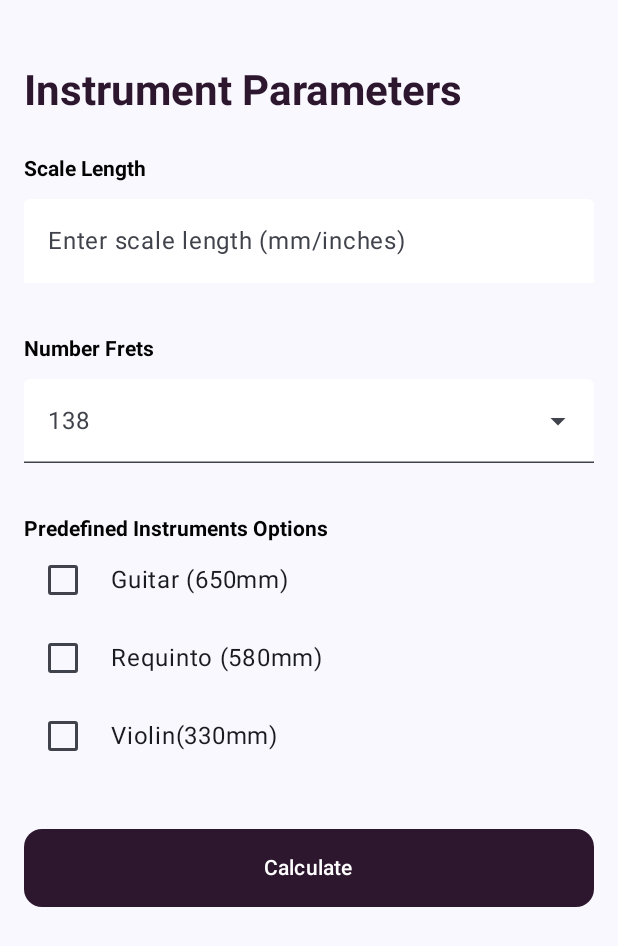
After one commit to MAHEDO/StringCraft, an Android app built with Jetpack Compose: the composable CalculateScreen shown on its own in the app's theme, on a phone screen of 412 x 824 dp. The commit adds this screen. Shown: the top 946 px of the screen. Run offline under Robolectric (Android 15) with nearby library versions, the phone set to English and light mode, and no system bars; 1 statement that could not run was skipped.

Commit message:
Se crea pantalla parametros del instrumento y su componentes y se agrega navegacion.

```diff
--- /dev/null
+++ b/app/src/main/java/com/example/stringcraft/modulos/Calculate/CalculateScreen.kt
@@ -0,0 +1,247 @@
+package com.example.stringcraft.modulos.Calculate
+
+import androidx.compose.foundation.background
+import androidx.compose.foundation.layout.Arrangement
+import androidx.compose.foundation.layout.Box
+import androidx.compose.foundation.layout.Column
+import androidx.compose.foundation.layout.PaddingValues
+import androidx.compose.foundation.layout.Row
+import androidx.compose.foundation.layout.Spacer
+import androidx.compose.foundation.layout.fillMaxSize
+import androidx.compose.foundation.layout.fillMaxWidth
+import androidx.compose.foundation.layout.padding
+import androidx.compose.foundation.layout.width
+import androidx.compose.foundation.shape.RoundedCornerShape
+import androidx.compose.foundation.text.KeyboardOptions
+import androidx.compose.material3.Button
+import androidx.compose.material3.ButtonDefaults
+import androidx.compose.material3.Checkbox
+import androidx.compose.material3.DropdownMenu
+import androidx.compose.material3.DropdownMenuItem
+import androidx.compose.material3.ExperimentalMaterial3Api
+import androidx.compose.material3.ExposedDropdownMenuBox
+import androidx.compose.material3.ExposedDropdownMenuDefaults
+import androidx.compose.material3.Text
+import androidx.compose.material3.TextField
+import androidx.compose.material3.TextFieldColors
+import androidx.compose.material3.TextFieldDefaults
+import androidx.compose.runtime.Composable
+import androidx.compose.runtime.getValue
+import androidx.compose.runtime.mutableStateListOf
+import androidx.compose.runtime.mutableStateOf
+import androidx.compose.runtime.remember
+import androidx.compose.runtime.saveable.rememberSaveable
+import androidx.compose.runtime.setValue
+import androidx.compose.ui.Alignment
+import androidx.compose.ui.Modifier
+import androidx.compose.ui.graphics.Color
+import androidx.compose.ui.modifier.modifierLocalMapOf
+import androidx.compose.ui.text.TextStyle
+import androidx.compose.ui.text.font.FontStyle
+import androidx.compose.ui.text.font.FontWeight
+import androidx.compose.ui.text.input.KeyboardType
+import androidx.compose.ui.text.style.TextAlign
+import androidx.compose.ui.tooling.preview.Preview
+import androidx.compose.ui.unit.dp
+import androidx.compose.ui.unit.sp
+import androidx.compose.ui.window.PopupProperties
+import java.lang.Character.isDigit
+
+@Composable
+fun CalculateScreen() {
+    Box(
+        Modifier
+            .fillMaxSize()
+            .padding(16.dp)
+    ) {
+        Body(Modifier.align(Alignment.Center))
+    }
+}
+
+@Composable
+fun Body(modifier: Modifier) {
+    var scale by remember { mutableStateOf("") }
+
+    Column(
+        modifier = modifier.fillMaxSize(),
+        verticalArrangement = Arrangement.Top
+    ) {
+        Spacer(modifier = Modifier.padding(14.dp))
+        Text(
+            text = "Instrument Parameters",
+            fontWeight = FontWeight.Bold,
+            style = TextStyle(fontSize = 28.sp),
+            color = Color(0XFF2D172F)
+        )
+        Spacer(modifier = Modifier.padding(14.dp))
+        Text(
+            text = "Scale Length",
+            fontWeight = FontWeight.Bold,
+            style = TextStyle(fontSize = 14.sp),
+            color = Color(0xFF030303)
+        )
+        Spacer(modifier = Modifier.padding(6.dp))
+        ScaleText(scale) { scale = it }
+        Spacer(modifier = Modifier.padding(18.dp))
+        Text(
+            text = "Number Frets",
+            fontWeight = FontWeight.Bold,
+            style = TextStyle(fontSize = 14.sp),
+            color = Color(0XFF030303)
+        )
+        Spacer(modifier = Modifier.padding(6.dp))
+        NumberFretsMenu()
+        Spacer(modifier = Modifier.padding(18.dp))
+        Text(
+            text = "Predefined Instruments Options",
+            fontWeight = FontWeight.Bold,
+            style = TextStyle(fontSize = 14.sp),
+            color = Color(0XFF030303)
+        )
+        ExclusiveCheckboxList()
+        Spacer(modifier = Modifier.padding(18.dp))
+        BtnCalculate()
+    }
+}
+
+@Composable
+fun ScaleText(scale: String, onTextChanged: (String) -> Unit) {
+    TextField(
+        value = scale,
+        onValueChange = { onTextChanged(it) },
+        modifier = Modifier.fillMaxWidth(),
+        placeholder = { Text(text = "Enter scale length (mm/inches)") },
+        maxLines = 1,
+        singleLine = true,
+        keyboardOptions = KeyboardOptions(keyboardType = KeyboardType.Number),
+        colors = TextFieldDefaults.colors(
+            focusedTextColor = Color(0xFF8A8A8A),
+            focusedContainerColor = Color.White,
+            unfocusedContainerColor = Color.White,
+            focusedIndicatorColor = Color.Transparent,
+            unfocusedIndicatorColor = Color.Transparent,
+        )
+    )
+}
+
+@OptIn(ExperimentalMaterial3Api::class)
+@Composable
+fun NumberFretsMenu() {
+    val options = listOf("12", "16", "18", "19", "20", "22", "24")
+    var expanded by remember { mutableStateOf(false) }
+    var selectedOptionText by remember { mutableStateOf("") }
+
+    ExposedDropdownMenuBox(
+        expanded = expanded,
+        onExpandedChange = { expanded = it },
+    ) {
+        TextField(
+            modifier = Modifier
+                .menuAnchor()
+                .fillMaxWidth(),
+            value = selectedOptionText,
+            onValueChange = { selectedOptionText = it },
+            placeholder = { Text("138") },
+            trailingIcon = { ExposedDropdownMenuDefaults.TrailingIcon(expanded = expanded) },
+            colors = ExposedDropdownMenuDefaults.textFieldColors(
+                focusedContainerColor = Color.White,
+                unfocusedContainerColor = Color.White
+            ),
+            readOnly = true,
+        )
+        DropdownMenu(
+            expanded = expanded,
+            onDismissRequest = { expanded = false },
+            modifier = Modifier
+                .fillMaxWidth()
+                .background(Color.White)
+                .exposedDropdownSize(true)
+        ) {
+            options.forEach { selectedOption ->
+                DropdownMenuItem(
+                    text = { Text(selectedOption) },
+                    onClick = {
+                        selectedOptionText = selectedOption
+                        expanded = false
+                    },
+                    contentPadding = ExposedDropdownMenuDefaults.ItemContentPadding,
+                )
+            }
+        }
+    }
+}
+
+@Composable
+fun getOptions(titles: List<String>, selectedTitle: String?, onSelectionChange:(String) -> Unit): List<CheckInfo> {
+    return titles.map { title ->
+        CheckInfo(
+            title = title,
+            selected = (title == selectedTitle),
+            onCheckedChange = { isChecked ->
+                if(isChecked){
+                    onSelectionChange(title)
+                }
+            }
+        )
+    }
+}
+
+@Composable
+fun ExclusiveCheckboxList() {
+    val options = listOf("Guitar (650mm)", "Requinto (580mm)", "Violin(330mm)")
+    var selectedTitle by rememberSaveable { mutableStateOf<String?>(null) }
+
+    val checkInfoList = getOptions(
+        titles = options,
+        selectedTitle = selectedTitle,
+        onSelectionChange = { newTitle -> selectedTitle = newTitle }
+    )
+
+    Column {
+        checkInfoList.forEach { checkInfo ->
+            CheckBoxCombo(checkInfo)
+        }
+    }
+}
+
+@Composable
+fun CheckBoxCombo(checkInfo: CheckInfo) {
+    Row(
+        modifier = Modifier.padding(2.dp),
+        verticalAlignment = Alignment.CenterVertically
+    ) {
+        Checkbox(
+            checked = checkInfo.selected,
+            onCheckedChange = { isChecked -> checkInfo.onCheckedChange(isChecked) }
+        )
+        Spacer(modifier = Modifier.width(8.dp))
+        Text(text = checkInfo.title)
+    }
+}
+
+@Composable
+fun BtnCalculate() {
+    Button(
+        onClick = { /*TODO*/ },
+        shape = RoundedCornerShape(12.dp),
+        modifier = Modifier.fillMaxWidth(),
+        enabled = true,
+        contentPadding = PaddingValues(16.dp),
+        colors = ButtonDefaults.buttonColors(
+            containerColor = Color(
+                red = 45,
+                green = 23,
+                blue = 47
+            )
+        )
+    ) {
+        Text(text = "Calculate")
+    }
+}
+
+
+@Preview
+@Composable
+fun CalculateScreenPrev() {
+    CalculateScreen()
+}
--- /dev/null
+++ b/app/src/main/java/com/example/stringcraft/modulos/Calculate/CheckInfo.kt
@@ -0,0 +1,7 @@
+package com.example.stringcraft.modulos.Calculate
+
+data class CheckInfo(
+    val title: String,
+    var selected: Boolean = false,
+    var onCheckedChange:(Boolean) -> Unit
+)
--- a/app/src/main/java/com/example/stringcraft/modulos/Home/HomeScreen.kt
+++ b/app/src/main/java/com/example/stringcraft/modulos/Home/HomeScreen.kt
@@ -11,46 +11,41 @@ import androidx.compose.foundation.layout.fillMaxSize
 import androidx.compose.foundation.layout.fillMaxWidth
 import androidx.compose.foundation.layout.height
 import androidx.compose.foundation.layout.padding
-import androidx.compose.foundation.layout.width
 import androidx.compose.foundation.shape.RoundedCornerShape
 import androidx.compose.material3.Button
-import androidx.compose.material3.ButtonColors
 import androidx.compose.material3.ButtonDefaults
-import androidx.compose.material3.ElevatedButton
-import androidx.compose.material3.LocalTextStyle
 import androidx.compose.material3.Text
 import androidx.compose.runtime.Composable
 import androidx.compose.ui.Alignment
 import androidx.compose.ui.Modifier
-import androidx.compose.ui.geometry.Size
 import androidx.compose.ui.graphics.Color
-import androidx.compose.ui.graphics.RectangleShape
-import androidx.compose.ui.res.colorResource
 import androidx.compose.ui.res.painterResource
 import androidx.compose.ui.text.TextStyle
 import androidx.compose.ui.text.font.FontWeight
 import androidx.compose.ui.tooling.preview.Preview
 import androidx.compose.ui.unit.dp
 import androidx.compose.ui.unit.sp
+import androidx.navigation.NavController
 import com.example.stringcraft.R
+import com.example.stringcraft.modulos.navigation.ScreenRoot
 
 @Composable
-fun HomeScreen(){
+fun HomeScreen(navController: NavController){
     Column(
         modifier = Modifier.fillMaxSize(),
-        verticalArrangement = androidx.compose.foundation.layout.Arrangement.Center,
+        verticalArrangement = Arrangement.Center,
         horizontalAlignment = Alignment.CenterHorizontally
 
     ){
         Row(
             verticalAlignment = Alignment.CenterVertically,
-            horizontalArrangement = Arrangement.spacedBy(8.dp)
+            horizontalArrangement = Arrangement.spacedBy(12.dp)
         ) {
 
             Image(
                 painter = painterResource(id = R.drawable.ic_launcher_background),
                 contentDescription = "Splash Screen",
-                modifier = Modifier.height(50.dp),
+                modifier = Modifier.height(40.dp),
             )
 
             Spacer(modifier =  Modifier.padding(6.dp))
@@ -59,16 +54,19 @@ fun HomeScreen(){
                 text = "StringCraft",
                 fontWeight = FontWeight.Bold,
                 style = TextStyle(fontSize = 26.sp),
-                color = Color.Black)
+                color = Color(0XFF2D172F)
+            )
         }
 
         Spacer(modifier = Modifier.height(30.dp))
 
-         Button(onClick = { /*TODO*/ },
+        Button(onClick = {
+            navController.navigate(ScreenRoot.CalculateScreen.route)
+         },
              shape = RoundedCornerShape(12.dp),
              modifier = Modifier
-                 .padding(14.dp)
-                 .width(300.dp),
+                 .fillMaxWidth()
+                 .padding(14.dp),
              enabled = true,
              contentPadding = PaddingValues(16.dp),
              colors = ButtonDefaults.buttonColors(containerColor = Color(red = 45, green = 23, blue= 47))
@@ -79,8 +77,8 @@ fun HomeScreen(){
          Button(onClick = { /*TODO*/ },
              shape = RoundedCornerShape(12.dp),
              modifier = Modifier
-                 .padding(14.dp)
-                 .width(300.dp),
+                 .fillMaxWidth()
+                 .padding(14.dp),
              enabled = true,
              border = BorderStroke(width = 1.dp, color = Color.Black),
              contentPadding = PaddingValues(16.dp),
@@ -94,5 +92,7 @@ fun HomeScreen(){
 @Preview
 @Composable
 fun HomeScreenPre(){
-    HomeScreen()
+    HomeScreen(
+        navController = TODO()
+    )
 }
--- a/app/src/main/java/com/example/stringcraft/modulos/navigation/Navigation.kt
+++ b/app/src/main/java/com/example/stringcraft/modulos/navigation/Navigation.kt
@@ -2,9 +2,13 @@ package com.example.stringcraft.modulos.navigation
 
 import androidx.compose.runtime.Composable
 import androidx.compose.runtime.LaunchedEffect
+import androidx.navigation.NavController
+import androidx.navigation.NavHost
 import androidx.navigation.compose.NavHost
 import androidx.navigation.compose.composable
 import androidx.navigation.compose.rememberNavController
+import com.example.stringcraft.modulos.Calculate.CalculateScreen
+import com.example.stringcraft.modulos.Calculate.CalculateScreenPrev
 import com.example.stringcraft.modulos.splash.Home.HomeScreen
 import com.example.stringcraft.modulos.splash.SplashScreen
 import kotlinx.coroutines.delay
@@ -23,12 +27,15 @@ fun NavigationRoot(){
              navController.popBackStack()
              navController.navigate(ScreenRoot.HomeScreen.route)
          }
-
          SplashScreen()
       }
 
       composable(ScreenRoot.HomeScreen.route){
-         HomeScreen()
+         HomeScreen(navController)
+      }
+
+      composable(ScreenRoot.CalculateScreen.route){
+         CalculateScreen()
       }
    }
 }
@@ -36,4 +43,5 @@ fun NavigationRoot(){
 sealed class ScreenRoot(val route: String){
    object SplashScreen : ScreenRoot("Splash")
    object HomeScreen : ScreenRoot("Home")
+   object CalculateScreen : ScreenRoot("Calculate")
 }
```
